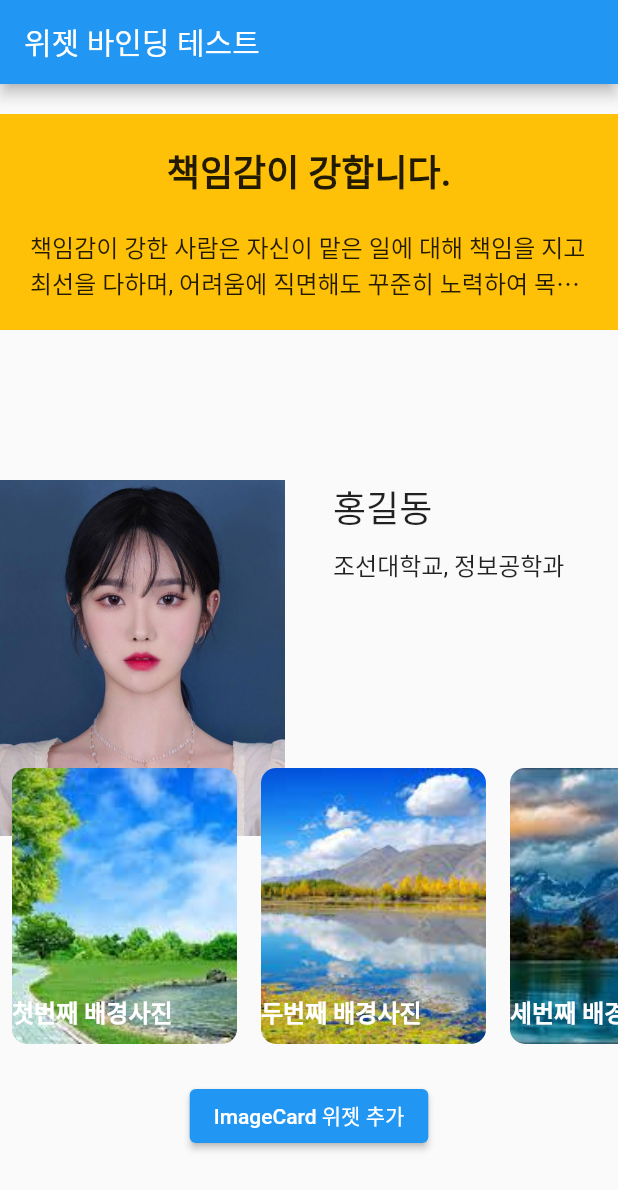
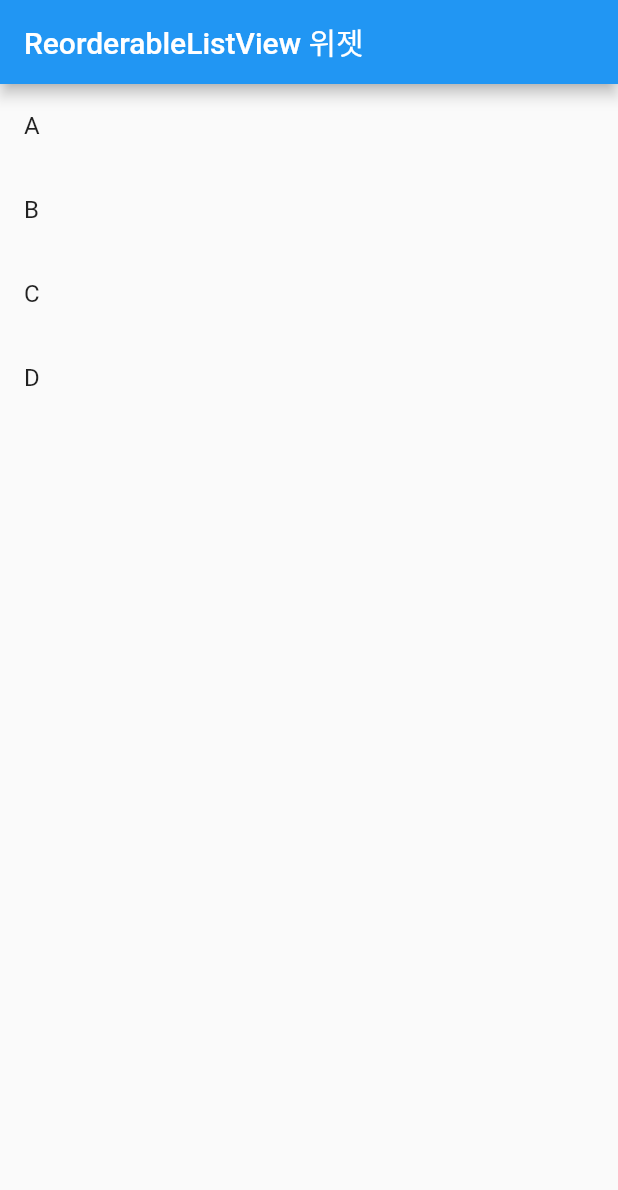
Before and after one commit to seong9566/widget_study, a Flutter app: the screen it shows after launch, on a phone screen of 412 x 824 dp. Shown: the top 1190 px of the screen. Run offline on Flutter 3.47's test engine with Material 2 defaults, Android fonts, the phone set to English and light mode, and no system bars.

Commit message:
dragable 기본 step 완료

```diff
--- a/lib/home_page.dart
+++ b/lib/home_page.dart
@@ -1,123 +1,50 @@
-// ignore_for_file: sized_box_for_whitespace
-
-import 'package:d0t/image_card.dart';
 import 'package:flutter/material.dart';
 
 class HomePage extends StatefulWidget {
-  const HomePage({Key? key}) : super(key: key);
+  const HomePage({super.key});
 
   @override
   State<HomePage> createState() => _HomePageState();
 }
 
 class _HomePageState extends State<HomePage> {
-  final ImageCard imageCard = ImageCard();
+  final List myList = [
+    'A',
+    'B',
+    'C',
+    'D',
+  ];
 
-  final FontWeight fWeight = FontWeight.bold;
-  final double fTitleSize = 24;
-  final double fContentSize = 16;
-  final double fHeight = 400;
-  final double fWidth = 600;
+  void updateList(int oldIndex, int newIndex) {
+    setState(() {
+      if (oldIndex < newIndex) {
+        newIndex--;
+      }
+      // 기존의 List에서 oldIndex에 해당하는 값을 지우고, 그 값을 index에 저장
+      final index = myList.removeAt(oldIndex);
 
-  final List<Widget> cachedImageWidgets = [];
+      // newIndex에 이전 값을 추가.
+      myList.insert(newIndex, index);
+    });
+  }
 
   @override
   Widget build(BuildContext context) {
     return Scaffold(
       appBar: AppBar(
-        title: const Text("위젯 바인딩 테스트"),
+        title: const Text("ReorderableListView 위젯"),
       ),
-      body: SingleChildScrollView(
-        child: Center(
-          child: Column(
-            mainAxisAlignment: MainAxisAlignment.center,
-            children: [
-              const SizedBox(height: 20),
-              Container(
-                width: fWidth,
-                color: Colors.amber,
-                child: Padding(
-                  padding: const EdgeInsets.all(20.0),
-                  child: Column(
-                    children: [
-                      Text(
-                        "책임감이 강합니다.",
-                        style: TextStyle(fontWeight: fWeight, fontSize: fTitleSize),
-                        overflow: TextOverflow.ellipsis,
-                      ),
-                      const SizedBox(height: 20),
-                      Text(
-                        "책임감이 강한 사람은 자신이 맡은 일에 대해 책임을 지고 최선을 다하며, 어려움에 직면해도 꾸준히 노력하여 목표를 이루는 데 주도적인 역할을 합니다. 이러한 사람들은 신뢰와 예측 가능성을 제공하며, 주변 사람들에게는 안정감과 동기부여를 주는 존재입니다.",
-                        style: TextStyle(fontSize: fContentSize),
-                        overflow: TextOverflow.ellipsis,
-                        maxLines: 2,
-                      ),
-                    ],
-                  ),
-                ),
-              ),
-              const SizedBox(height: 100),
-              Stack(
-                children: [
-                  Container(
-                    constraints: BoxConstraints(maxWidth: fWidth, maxHeight: fHeight),
-                    child: Row(
-                      crossAxisAlignment: CrossAxisAlignment.start,
-                      children: [
-                        Expanded(
-                          flex: 1,
-                          child: Image.asset(
-                            "assets/profile.jpeg",
-                            fit: BoxFit.cover,
-                          ),
-                        ),
-                        const SizedBox(width: 32),
-                        Expanded(
-                          flex: 1,
-                          child: Column(
-                            crossAxisAlignment: CrossAxisAlignment.start,
-                            children: [
-                              Text(
-                                "홍길동",
-                                style: TextStyle(fontSize: fTitleSize),
-                              ),
-                              const SizedBox(height: 8),
-                              Text(
-                                "조선대학교, 정보공학과",
-                                style: TextStyle(fontSize: fContentSize),
-                              ),
-                            ],
-                          ),
-                        ),
-                      ],
-                    ),
-                  ),
-                  Positioned(
-                    bottom: 16,
-                    child: SizedBox(
-                      width: MediaQuery.of(context).size.width,
-                      height: 200,
-                      child: ListView.builder(
-                        scrollDirection: Axis.horizontal,
-                        itemCount: imageCard.fContents.length,
-                        itemBuilder: (BuildContext context, int index) {
-                          if (cachedImageWidgets.length <= index) {
-                            cachedImageWidgets.add(imageCard.fContents[index]);
-                          }
-                          return cachedImageWidgets[index];
-                        },
-                      ),
-                    ),
-                  ),
-                ],
-              ),
-              ElevatedButton(
-                onPressed: () {},
-                child: const Text("ImageCard 위젯 추가"),
-              )
-            ],
-          ),
-        ),
+      body: ReorderableListView(
+        children: [
+          for (final tile in myList)
+            ListTile(
+              key: ValueKey(tile),
+              title: Text(tile),
+            ),
+        ],
+        onReorder: (oldIndex, newIndex) {
+          return updateList(oldIndex, newIndex);
+        },
       ),
     );
   }
--- /dev/null
+++ b/lib/home_page1.dart
@@ -0,0 +1,27 @@
+import 'package:flutter/material.dart';
+
+class ReorderViewWidget extends StatefulWidget {
+  const ReorderViewWidget({super.key});
+
+  @override
+  State<ReorderViewWidget> createState() => _ReorderViewWidgetState();
+}
+
+class _ReorderViewWidgetState extends State<ReorderViewWidget> {
+  final List myList = ['A', 'B', 'C', 'D'];
+  @override
+  Widget build(BuildContext context) {
+    return Scaffold(
+      body: ReorderableListView(
+        children: [
+          for (final dList in myList)
+            ListTile(
+              key: ValueKey(dList),
+              title: Text(dList),
+            ),
+        ],
+        onReorder: (oldIndex, newIndex) {},
+      ),
+    );
+  }
+}
--- a/lib/image_card.dart
+++ /dev/null
@@ -1,159 +0,0 @@
-// ignore_for_file: sized_box_for_whitespace
-
-import 'package:flutter/material.dart';
-
-const double fHeight = 1000;
-const double fWidth = 600;
-
-class ImageCard {
-  final List<Widget> fContents = <Widget>[
-    Padding(
-      padding: const EdgeInsets.all(8.0),
-      child: Stack(
-        children: [
-          Container(
-            width: 150,
-            height: 200,
-            child: ClipRRect(
-              borderRadius: BorderRadius.circular(10),
-              child: Image.asset(
-                "assets/image1.jpeg",
-                fit: BoxFit.cover,
-              ),
-            ),
-          ),
-          const Positioned(
-              bottom: 10,
-              child: Text(
-                "첫번째 배경사진",
-                style: TextStyle(fontSize: 16, fontWeight: FontWeight.bold, color: Colors.white),
-              )),
-        ],
-      ),
-    ),
-    Padding(
-      padding: const EdgeInsets.all(8.0),
-      child: Stack(
-        children: [
-          Container(
-            width: 150,
-            height: 200,
-            child: ClipRRect(
-              borderRadius: BorderRadius.circular(10),
-              child: Image.asset(
-                "assets/image2.jpeg",
-                fit: BoxFit.cover,
-              ),
-            ),
-          ),
-          const Positioned(
-              bottom: 10,
-              child: Text(
-                "두번째 배경사진",
-                style: TextStyle(fontSize: 16, fontWeight: FontWeight.bold, color: Colors.white),
-              )),
-        ],
-      ),
-    ),
-    Padding(
-      padding: const EdgeInsets.all(8.0),
-      child: Stack(
-        children: [
-          Container(
-            width: 150,
-            height: 200,
-            child: AspectRatio(
-              aspectRatio: 4 / 3,
-              child: ClipRRect(
-                borderRadius: BorderRadius.circular(10),
-                child: Image.asset(
-                  "assets/image3.jpeg",
-                  fit: BoxFit.cover,
-                ),
-              ),
-            ),
-          ),
-          const Positioned(
-              bottom: 10,
-              child: Text(
-                "세번째 배경사진",
-                style: TextStyle(fontSize: 16, fontWeight: FontWeight.bold, color: Colors.white),
-              )),
-        ],
-      ),
-    ),
-    Padding(
-      padding: const EdgeInsets.all(8.0),
-      child: Stack(
-        children: [
-          SizedBox(
-            width: 150,
-            height: 200,
-            child: ClipRRect(
-              borderRadius: BorderRadius.circular(10),
-              child: Image.asset(
-                "assets/image1.jpeg",
-                fit: BoxFit.cover,
-              ),
-            ),
-          ),
-          const Positioned(
-              bottom: 10,
-              child: Text(
-                "네번째 배경사진",
-                style: TextStyle(fontSize: 16, fontWeight: FontWeight.bold, color: Colors.white),
-              )),
-        ],
-      ),
-    ),
-    Stack(
-      children: [
-        Padding(
-          padding: const EdgeInsets.all(8.0),
-          child: SizedBox(
-            width: 150,
-            height: 200,
-            child: ClipRRect(
-              borderRadius: BorderRadius.circular(10),
-              child: Image.asset(
-                "assets/image2.jpeg",
-                fit: BoxFit.cover,
-              ),
-            ),
-          ),
-        ),
-        const Positioned(
-            bottom: 10,
-            child: Text(
-              "다섯번째 배경사진",
-              style: TextStyle(fontSize: 16, fontWeight: FontWeight.bold, color: Colors.white),
-            )),
-      ],
-    ),
-    Padding(
-      padding: const EdgeInsets.all(8.0),
-      child: Stack(
-        children: [
-          SizedBox(
-            width: 150,
-            height: 200,
-            child: ClipRRect(
-              borderRadius: BorderRadius.circular(10),
-              child: Image.asset(
-                "assets/image3.jpeg",
-                fit: BoxFit.cover,
-              ),
-            ),
-          ),
-          const Positioned(
-            bottom: 10,
-            child: Text(
-              "여섯번째 배경사진",
-              style: TextStyle(fontSize: 16, fontWeight: FontWeight.bold, color: Colors.white),
-            ),
-          ),
-        ],
-      ),
-    ),
-  ];
-}
--- a/lib/main.dart
+++ b/lib/main.dart
@@ -1,15 +1,9 @@
 // ignore_for_file: prefer_const_constructors
 
 import 'package:d0t/home_page.dart';
-import 'package:d0t/my_custom_scroll_behavior.dart';
 import 'package:flutter/material.dart';
 
 void main() {
-  // if (kIsWeb) {
-  //   runApp(const MyWeb());
-  // } else {
-  //   print("웹으로 실행 해주세요.");
-  // }
   runApp(const MyWeb());
 }
 
@@ -19,8 +13,6 @@ class MyWeb extends StatelessWidget {
   @override
   Widget build(BuildContext context) {
     return MaterialApp(
-      scrollBehavior: MyCustomScrollBehavior(),
-      //scrollBehavior: ScrollBehavior(),
       home: HomePage(),
     );
   }
--- a/lib/my_custom_scroll_behavior.dart
+++ /dev/null
@@ -1,51 +0,0 @@
-import 'package:flutter/foundation.dart';
-import 'package:flutter/gestures.dart';
-import 'package:flutter/material.dart';
-
-// class MyCustomScrollBehavior extends MaterialScrollBehavior {
-//   @override
-//   Set<PointerDeviceKind> get dragDevices => {
-//         PointerDeviceKind.touch,
-//         PointerDeviceKind.mouse,
-//       };
-// }
-
-class MyCustomScrollBehavior extends ScrollBehavior {
-  @override
-  Widget buildViewportChrome(BuildContext context, Widget child, AxisDirection axisDirection) {
-    return child;
-  }
-
-  @override
-  ScrollPhysics getScrollPhysics(BuildContext context) {
-    return const BouncingScrollPhysics();
-  }
-
-  @override
-  Widget buildScrollbar(BuildContext context, Widget child, ScrollableDetails details) {
-    if (kIsWeb) {
-      return Listener(
-        onPointerSignal: (PointerSignalEvent event) {
-          if (event is PointerScrollEvent && event.scrollDelta.dy != 0) {
-            final ScrollableState? scrollableState = Scrollable.of(context)?.position as ScrollableState?;
-            scrollableState?.position.moveTo(
-              scrollableState.position.pixels + event.scrollDelta.dy,
-            );
-          }
-        },
-        child: child,
-      );
-    } else {
-      return super.buildScrollbar(context, child, details);
-    }
-  }
-
-  @override
-  double applyViewportDimension(BuildContext context, double viewportDimension) {
-    if (kIsWeb) {
-      return viewportDimension;
-    } else {
-      return applyViewportDimension(context, viewportDimension);
-    }
-  }
-}
--- a/pubspec.yaml
+++ b/pubspec.yaml
@@ -31,6 +31,7 @@ environment:
 dependencies:
   flutter:
     sdk: flutter
+  flutter_localization: ^0.1.12
   logger:
 
 
```
Also changed, not shown: pubspec.lock, 12 other files.
